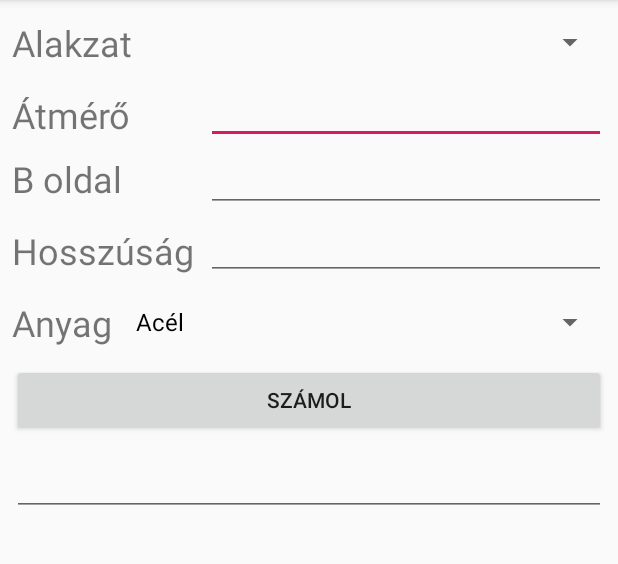
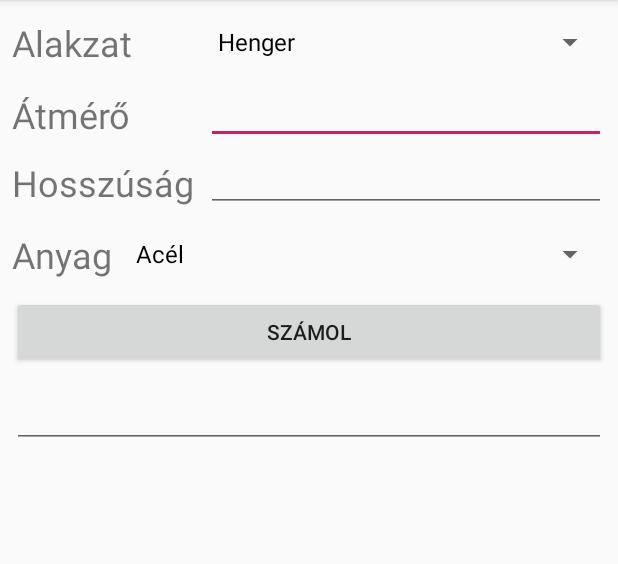
Before and after one commit to Kacsa22/Tomeg, an Android app: the screen it shows after launch (MainActivity), after a tap on "SZÁMOL", on a phone screen of 412 x 824 dp, the part 84-648 px from its top. Run offline under Robolectric (Android 15) with nearby library versions, the phone set to English and light mode, and no system bars.

Commit message:
Készen van kérem

```diff
--- a/app/src/main/java/com/example/patrik/tomeg/MainActivity.java
+++ b/app/src/main/java/com/example/patrik/tomeg/MainActivity.java
@@ -8,6 +8,7 @@ import android.text.InputType;
 import android.util.TypedValue;
 import android.view.View;
 import android.view.ViewGroup;
+import android.widget.AdapterView;
 import android.widget.ArrayAdapter;
 import android.widget.Button;
 import android.widget.EditText;
@@ -20,47 +21,102 @@ import java.util.ArrayList;
 public class MainActivity extends AppCompatActivity {
 
     Button szamol_button;
-    EditText atmero_edit, hossz_edit, eredmeny_edit;
+    EditText atmero_edit, hossz_edit, eredmeny_edit, boldal_edit;
     Double suruseg;
     ArrayList<Anyag> anyagok = new ArrayList<>();
+    ArrayList<String> alakzat = new ArrayList<>();
     Spinner anyag_spinner,alakzat_spinner;
     ConstraintLayout layout;
+    TextView boldal_text, atmero_text;
 
 
     @Override
     protected void onCreate(Bundle savedInstanceState) {
         super.onCreate(savedInstanceState);
         setContentView(R.layout.activity_main);
+
         Feltolt();
+
+        alakzat.add("Henger");
+        alakzat.add("Téglatest");
+
         szamol_button = findViewById(R.id.szamol_button);
         atmero_edit = findViewById(R.id.atmero_edit);
         hossz_edit = findViewById(R.id.hossz_edit);
         eredmeny_edit = findViewById(R.id.eredmeny_edit);
         layout = findViewById(R.id.mainlayout);
         anyag_spinner = findViewById(R.id.anyag_spinner);
-        ArrayAdapter<String> adapter = new ArrayAdapter<String>(this, android.R.layout.simple_spinner_dropdown_item, Nevlist());
-        anyag_spinner.setAdapter(adapter);
         alakzat_spinner = findViewById(R.id.alakzat_spinner);
-        Addbutton();
+        atmero_text = findViewById(R.id.atmero_text);
+
+        ArrayAdapter<String> amyag_adapter = new ArrayAdapter<String>(this, android.R.layout.simple_spinner_dropdown_item, Nevlist());
+        anyag_spinner.setAdapter(amyag_adapter);
+        ArrayAdapter<String> alakzat_adapter = new ArrayAdapter<String>(this, android.R.layout.simple_spinner_dropdown_item, alakzat);
+        alakzat_spinner.setAdapter(alakzat_adapter);
+
         szamol_button.setOnClickListener(new View.OnClickListener() {
             @Override
             public void onClick(View v) {
-                double atmero, hossz;
-                try {
-                    atmero = Double.parseDouble(atmero_edit.getText().toString());
-                    hossz = Double.parseDouble(hossz_edit.getText().toString());
-                    szamol(atmero, hossz);
-                } catch (Exception e) {
-                    Toast.makeText(MainActivity.this, "Hülye vagy fiam!!!", Toast.LENGTH_LONG).show();
+                double atmero, aoldal,boldal, hossz;
+                switch (alakzat_spinner.getSelectedItemPosition()){
+                    case 0:
+                        try {
+                            atmero = Double.parseDouble(atmero_edit.getText().toString());
+                            hossz = Double.parseDouble(hossz_edit.getText().toString());
+                            Hengerszamol(atmero, hossz);
+                        }
+                        catch (Exception e) {
+                            Toast.makeText(MainActivity.this, "Hülye vagy fiam!!!", Toast.LENGTH_LONG).show();
+                        }
+                    break;
+                    case 1:
+                        try {
+                            aoldal = Double.parseDouble(atmero_edit.getText().toString());
+                            boldal = Double.parseDouble(boldal_edit.getText().toString());
+                            hossz = Double.parseDouble(hossz_edit.getText().toString());
+                            Teglaszamol(aoldal, boldal, hossz);
+                        }
+                        catch (Exception e) {
+                            Toast.makeText(MainActivity.this, "Hülye vagy fiam!!!", Toast.LENGTH_LONG).show();
+                        }
+                        break;
                 }
             }
         });
+
+        alakzat_spinner.setOnItemSelectedListener(new AdapterView.OnItemSelectedListener() {
+            @Override
+            public void onItemSelected(AdapterView<?> parentView, View selectedItemView, int position, long id) {
+                switch (position){
+                    case 0:
+                        Deleteedit();
+                    break;
+                    case 1:
+                        Addedit();
+                    break;
+                }
+
+            }
+
+            @Override
+            public void onNothingSelected(AdapterView<?> parentView) {
+                // your code here
+            }
+
+        });
     }
 
-    private void szamol(Double atmero, Double hossz) {
+    private void Hengerszamol(Double atmero, Double hossz) {
         Double eredmeny;
         suruseg = anyagok.get(anyag_spinner.getSelectedItemPosition()).getSuruseg();
         eredmeny = (((((atmero * atmero) * Math.PI) / 4) * hossz / 1000000) * suruseg);
+        eredmeny_edit.setText(String.valueOf(eredmeny));
+    }
+
+    private void Teglaszamol(Double aoldal, Double boldal, Double hossz){
+        Double eredmeny;
+        suruseg = anyagok.get(anyag_spinner.getSelectedItemPosition()).getSuruseg();
+        eredmeny = ((aoldal*boldal*hossz/1000000) * suruseg);
         eredmeny_edit.setText(String.valueOf(eredmeny));
     }
 
@@ -100,13 +156,13 @@ public class MainActivity extends AppCompatActivity {
         return nevlist;
     }
 
-    public void Addbutton(){
+    public void Addedit(){
         //add edit
         ConstraintSet set = new ConstraintSet();
         set.clone(layout);
 
-        TextView boldal_text = new TextView(this);
-        EditText boldal_edit = new EditText(this);
+        boldal_text = new TextView(this);
+        boldal_edit = new EditText(this);
 
         boldal_edit.setId(100);
         boldal_text.setId(200);
@@ -135,5 +191,27 @@ public class MainActivity extends AppCompatActivity {
         // set.connect(R.id.atmero_edit,ConstraintSet.BOTTOM,100,ConstraintSet.TOP,0);
         set.connect(R.id.hossz_edit,ConstraintSet.TOP,100,ConstraintSet.BOTTOM,8);
         set.applyTo(layout);
+
+        atmero_text.setText("A oldal");
+
+        atmero_edit.setText("");
+        boldal_edit.setText("");
+        hossz_edit.setText("");
+    }
+
+    public void Deleteedit(){
+        layout.removeView(boldal_edit);
+        layout.removeView(boldal_text);
+
+        ConstraintSet set = new ConstraintSet();
+        set.clone(layout);
+        set.connect(R.id.hossz_edit,ConstraintSet.TOP,R.id.atmero_edit,ConstraintSet.BOTTOM,8);
+        set.applyTo(layout);
+
+        atmero_text.setText("Átmérő");
+
+        atmero_edit.setText("");
+        hossz_edit.setText("");
+
     }
 }
```
